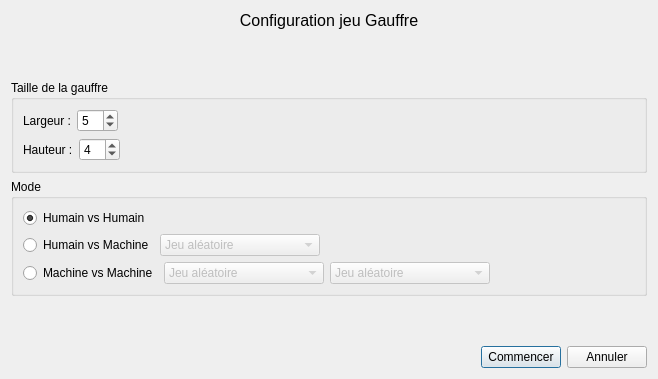
Above: preprojet/CV/Gauffre/ConfigGameWindow.ui from paboccard/Projet_Prog_Jeu before the change. Below: the same form after it.
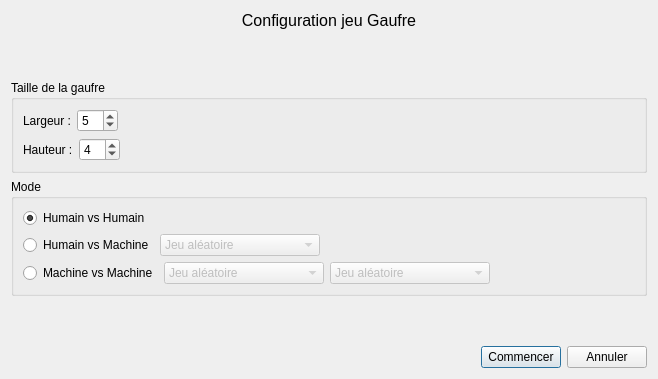
That is the form after the change.

Commit message: ajout boutons actions

Diff of the .ui file:
```diff
--- a/preprojet/CV/Gauffre/ConfigGameWindow.ui
+++ b/preprojet/CV/Gauffre/ConfigGameWindow.ui
@@ -25,7 +25,7 @@
       </font>
      </property>
      <property name="text">
-      <string>Configuration jeu Gauffre</string>
+      <string>Configuration jeu Gaufre</string>
      </property>
      <property name="alignment">
       <set>Qt::AlignCenter</set>
@@ -48,7 +48,7 @@
    <item>
     <widget class="QGroupBox" name="sizeGroupBox">
      <property name="title">
-      <string>Taille de la gauffre</string>
+      <string>Taille de la gaufre</string>
      </property>
      <layout class="QVBoxLayout" name="verticalLayout_4">
       <item>
```
Left out of the diff: 4 changed lines with no effect on the pictures. The commit also changes 4 other files.
